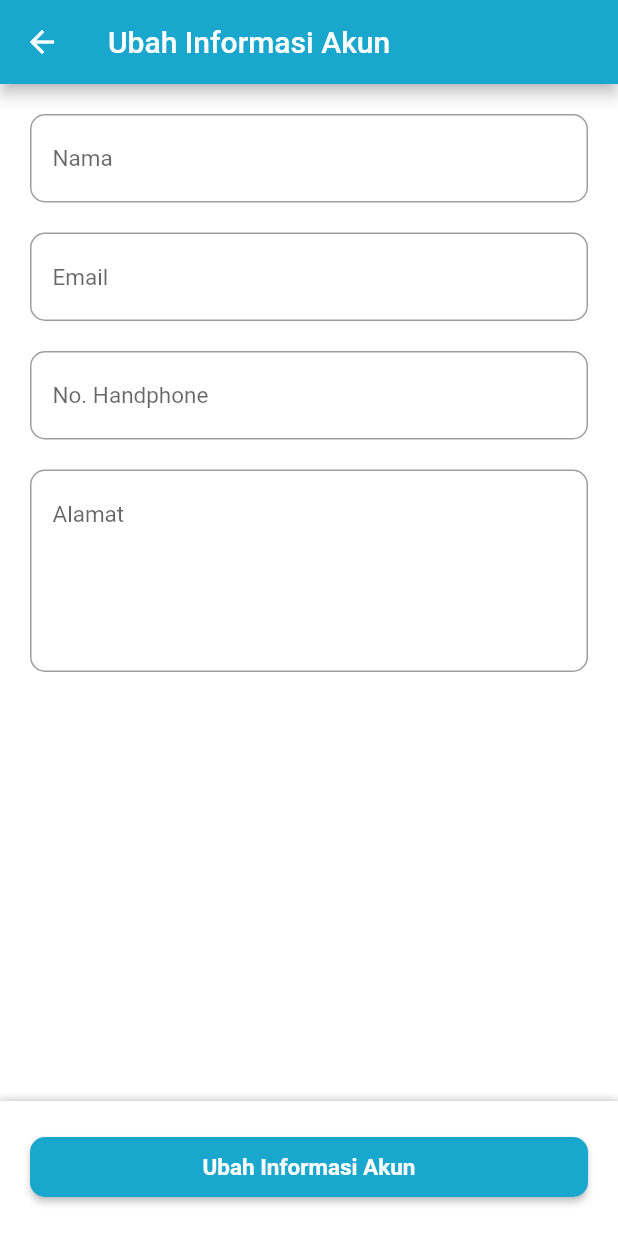
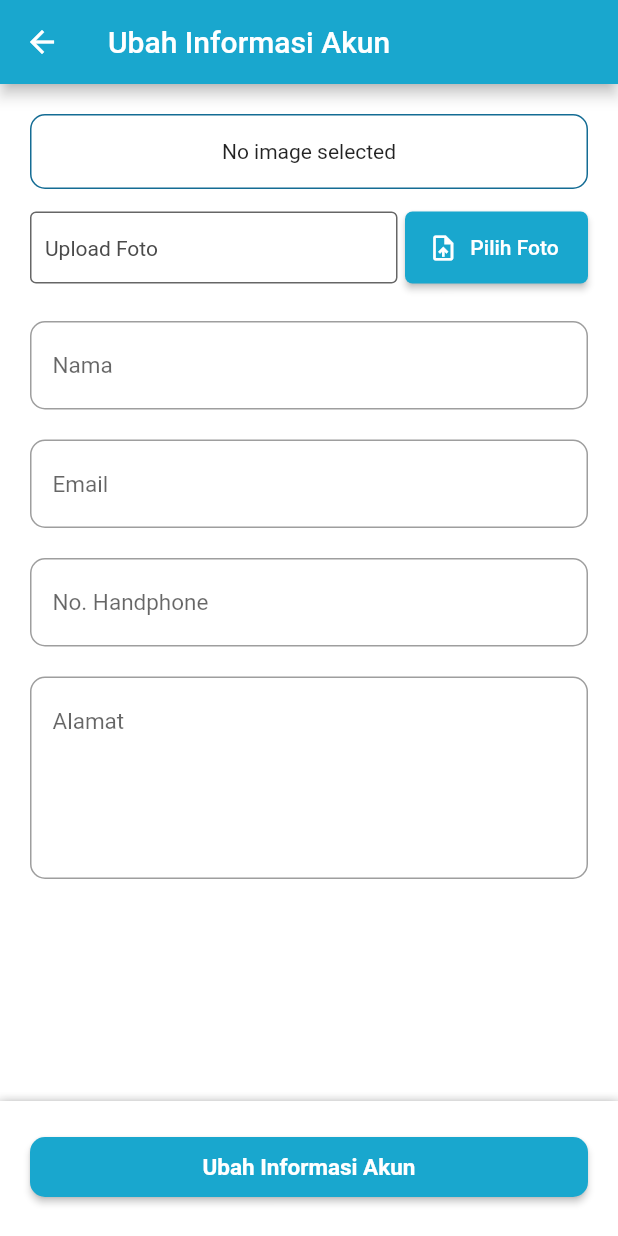
Before and after one commit to hlmnn/investkuy, a Flutter app: the InformasiAkun screen opened directly, on a phone screen of 412 x 824 dp. Run offline on Flutter 3.47's test engine with Material 2 defaults, Android fonts, the phone set to English and light mode, and no system bars; our stand-ins replace carousel_slider, dropdown_button2, file_picker, font_awesome_flutter, image_picker, percent_indicator.

Commit message:
edit informasi_akun, verifikasi_akun, and pubspec

```diff
--- a/lib/ui/screen/setting/informasi_akun_screen.dart
+++ b/lib/ui/screen/setting/informasi_akun_screen.dart
@@ -1,4 +1,6 @@
+import 'dart:io';
 import 'package:flutter/material.dart';
+import 'package:image_picker/image_picker.dart';
 
 class InformasiAkun extends StatefulWidget {
   const InformasiAkun({super.key, required this.title});
@@ -11,6 +13,29 @@ class InformasiAkun extends StatefulWidget {
 
 class _InformasiAkunState extends State<InformasiAkun> {
   final _formKey = GlobalKey<FormState>();
+  final textEditingFilePickerController = TextEditingController();
+  File? image;
+
+  Future pickImage() async {
+    try {
+      final image = await ImagePicker().pickImage(source: ImageSource.gallery);
+      if(image != null) {
+        final imageTemp = File(image.path);
+        textEditingFilePickerController.text = image.name;
+        setState(() => this.image = imageTemp);
+      } else {
+        print("No image is selected.");
+      }
+    } catch(e) {
+      print('Failed to pick image: $e');
+    }
+  }
+
+  @override
+  void dispose() {
+    textEditingFilePickerController.dispose();
+    super.dispose();
+  }
 
   @override
   Widget build(BuildContext context) {
@@ -20,7 +45,9 @@ class _InformasiAkunState extends State<InformasiAkun> {
           title: Text(widget.title),
           backgroundColor: const Color(0xff19A7CE),
         ),
-        body: Column(
+        body: SingleChildScrollView(
+          scrollDirection: Axis.vertical,
+          child: Column(
             children: [
               Container(
                 margin: const EdgeInsets.all(20),
@@ -29,7 +56,72 @@ class _InformasiAkunState extends State<InformasiAkun> {
                   child: Column(
                     mainAxisAlignment: MainAxisAlignment.spaceBetween,
                     children: [
-                    TextFormField(
+                      image != null ? Image.file(image!) : Container(
+                        padding: const EdgeInsets.all(16.0),
+                        width: double.infinity,
+                        decoration: BoxDecoration(
+                          border: Border.all(width: 1, color: const Color(0xff146C94)),
+                          borderRadius: const BorderRadius.all(Radius.circular(10)),
+                        ),
+                        child: const Align(
+                          alignment: Alignment.center,
+                          child: Text('No image selected'),
+                        ),
+                      ),
+                      const SizedBox(height: 5),
+                      Padding(
+                        padding: const EdgeInsets.only(top: 10, bottom: 5),
+                        child: Row (
+                          children: [
+                            Expanded(
+                              child: TextFormField(
+                                readOnly: true,
+                                decoration: const InputDecoration(
+                                  filled: true,
+                                  fillColor: Colors.white,
+                                  border: OutlineInputBorder(
+                                    borderSide: BorderSide(color: Color(0xff146C94)),
+                                  ),
+                                  errorBorder: OutlineInputBorder(
+                                    borderSide: BorderSide(color: Colors.red),
+                                  ),
+                                  contentPadding: EdgeInsets.all(10),
+                                  hintText: 'Upload Foto',
+                                  hintStyle: TextStyle(
+                                    color: Color(0xff4A4A4A),
+                                    fontSize: 14,
+                                  ),
+                                ),
+                                controller: textEditingFilePickerController,
+                              ),
+                            ),
+
+                            const SizedBox(width: 5),
+                            ElevatedButton.icon(
+                              icon: const Icon(
+                                Icons.upload_file,
+                                color: Colors.white,
+                                size: 20.0,
+                              ),
+                              label: const Text('Pilih Foto'),
+                              onPressed: () {
+                                pickImage();
+                              },
+                              style: ElevatedButton.styleFrom(
+                                backgroundColor: Color(0xff19A7CE),
+                                minimumSize: const Size(122, 48),
+                                maximumSize: const Size(122, 48),
+                                shape: RoundedRectangleBorder(
+                                  borderRadius: BorderRadius.circular(5.0),
+                                ),
+                              ),
+                            ),
+                          ],
+                        ),
+                      ),
+                      Padding(
+                        padding: const EdgeInsets.only(top: 20, bottom: 20),
+                        child: TextFormField(
                           decoration: InputDecoration(
                             border: OutlineInputBorder(
                               borderRadius: BorderRadius.circular(10),
@@ -38,16 +130,16 @@ class _InformasiAkunState extends State<InformasiAkun> {
                             errorBorder: OutlineInputBorder(
                               borderSide: BorderSide(color: Colors.red),
                             ),
-                        contentPadding:
-                        EdgeInsets.only(left: 15, top: 20, bottom: 20),
+                            contentPadding: EdgeInsets.only(left: 15, top: 20, bottom: 20),
                             hintText: 'Nama',
                             hintStyle: TextStyle(
                               fontSize: 15,
                             ),
                           ),
                         ),
+                      ),
                       Padding(
-                      padding: const EdgeInsets.only(top: 20, bottom: 20),
+                        padding: const EdgeInsets.only(bottom: 20),
                         child: TextFormField(
                           decoration: InputDecoration(
                             border: OutlineInputBorder(
@@ -113,6 +205,7 @@ class _InformasiAkunState extends State<InformasiAkun> {
               ),
             ],
           ),
+        ),
         bottomNavigationBar: BottomAppBar(
           child: Container(
               padding: const EdgeInsets.all(20),
--- a/lib/ui/screen/setting/verifikasi_akun.dart
+++ b/lib/ui/screen/setting/verifikasi_akun.dart
@@ -3,6 +3,7 @@ import 'package:file_picker/file_picker.dart';
 import 'package:flutter/material.dart';
 import 'package:font_awesome_flutter/font_awesome_flutter.dart';
 import 'package:intl/intl.dart';
+import 'package:image_picker/image_picker.dart';
 
 class VerifikasiAkun extends StatefulWidget {
   const VerifikasiAkun({super.key, required this.title});
@@ -26,27 +27,25 @@ class _UmkmVerifikasiAkunState extends State<VerifikasiAkun> {
   String _nama = "";
   String _nik = "";
   String _alamat = "";
-  File? fileLaporan;
 
   String? selectedGenderValue;
   String? selectedGenderValueOut;
 
   var error = 'Mohon pilih No. rekening tujuan anda!';
+  File? image;
 
-
-  void _pickFile() async {
-    FilePickerResult? result = await FilePicker.platform.pickFiles(
-        type: FileType.custom,
-        allowedExtensions: ['jpg','jpeg','png']
-    );
-
-    if (result != null) {
-      setState(() {
-        textEditingFilePickerController.text = result.files.single.name;
-        fileLaporan = File(result.files.single.path.toString());
-      });
-    } else {
-      // User canceled the picker
+  Future pickImage() async {
+    try {
+      final image = await ImagePicker().pickImage(source: ImageSource.gallery);
+      if(image != null) {
+        final imageTemp = File(image.path);
+        textEditingFilePickerController.text = image.name;
+        setState(() => this.image = imageTemp);
+      } else {
+        print("No image is selected.");
+      }
+    } catch(e) {
+      print('Failed to pick image: $e');
     }
   }
 
@@ -137,6 +136,19 @@ class _UmkmVerifikasiAkunState extends State<VerifikasiAkun> {
                             fontWeight: FontWeight.bold
                         ),
                       ),
+                      const SizedBox(height: 10),
+                      image != null ? Image.file(image!) : Container(
+                        padding: const EdgeInsets.all(16.0),
+                        width: double.infinity,
+                        decoration: BoxDecoration(
+                          border: Border.all(width: 1, color: const Color(0xff146C94)),
+                          borderRadius: const BorderRadius.all(Radius.circular(10)),
+                        ),
+                        child: const Align(
+                          alignment: Alignment.center,
+                          child: Text('No image selected'),
+                        ),
+                      ),
                       // Akad
                       Padding(
                         padding: const EdgeInsets.only(top: 10, bottom: 5),
@@ -155,7 +167,7 @@ class _UmkmVerifikasiAkunState extends State<VerifikasiAkun> {
                                     borderSide: BorderSide(color: Colors.red),
                                   ),
                                   contentPadding: EdgeInsets.all(10),
-                                  hintText: 'Upload File',
+                                  hintText: 'Upload Foto',
                                   hintStyle: TextStyle(
                                     color: Color(0xff4A4A4A),
                                     fontSize: 14,
@@ -172,9 +184,9 @@ class _UmkmVerifikasiAkunState extends State<VerifikasiAkun> {
                                 color: Colors.white,
                                 size: 20.0,
                               ),
-                              label: const Text('Pilih File'),
+                              label: const Text('Pilih Foto'),
                               onPressed: () {
-                                _pickFile();
+                                pickImage();
                               },
                               style: ElevatedButton.styleFrom(
                                 backgroundColor: Color(0xff19A7CE),
--- a/pubspec.yaml
+++ b/pubspec.yaml
@@ -45,6 +45,7 @@ dependencies:
   flutter_bloc: ^8.1.3
   equatable: ^2.0.5
   shared_preferences: ^2.1.1
+  image_picker: ^0.8.4+2
 
 
 dev_dependencies:
```
Also changed, not shown: pubspec.lock. Lines whose indentation alone changed are shown as unchanged.
